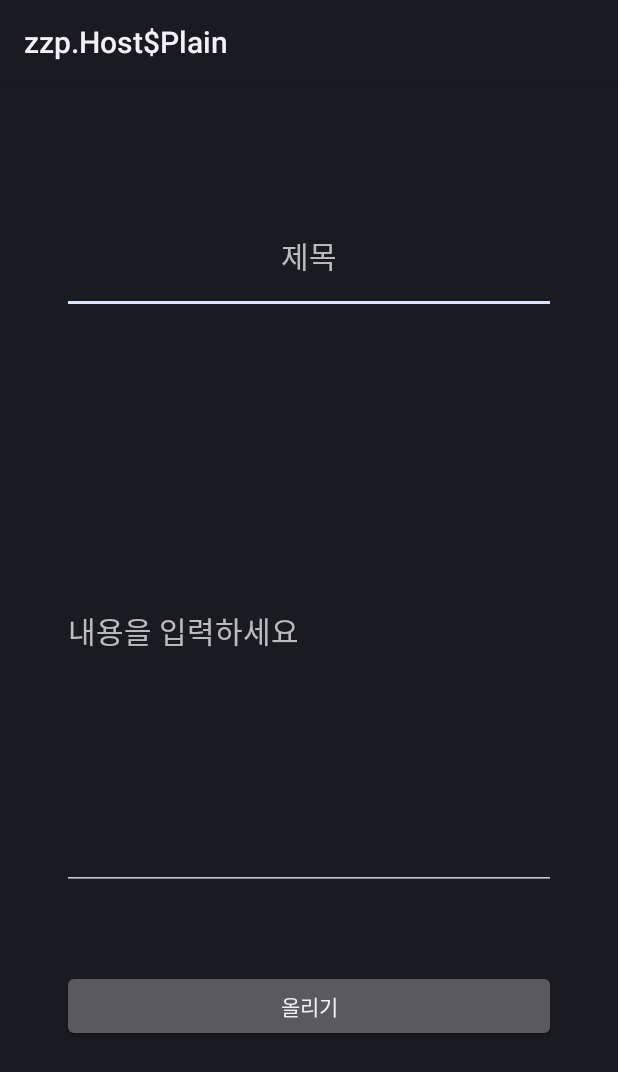
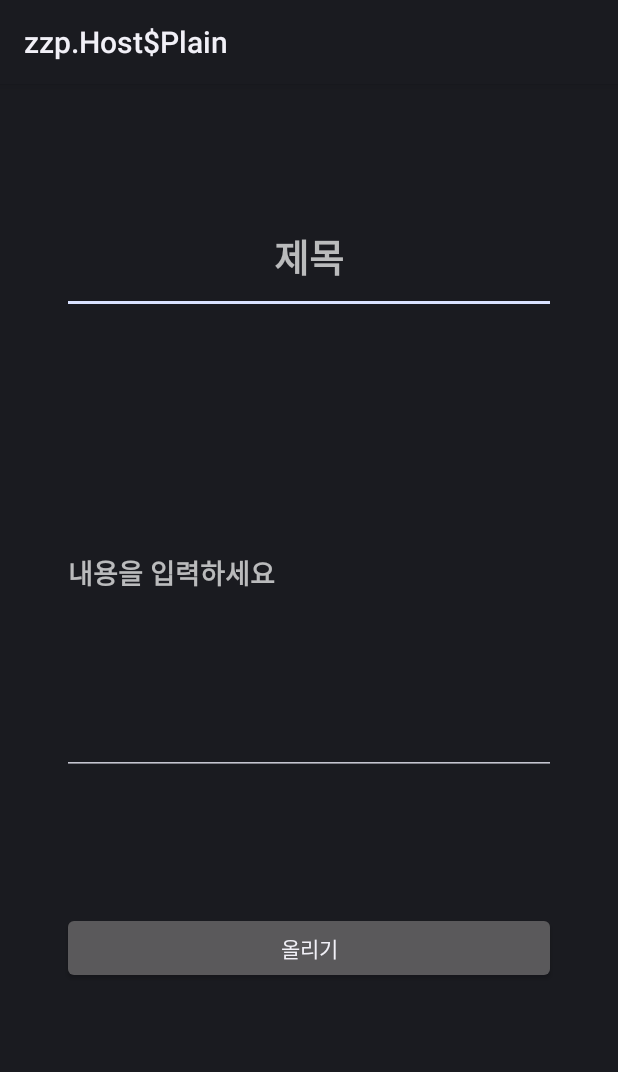
Before and after one commit to khs3994/bulletin_board, an Android app: the fragment WriteFragment shown on its own in the app's theme, on a phone screen of 412 x 824 dp. Shown: the top 1072 px of the screen. Run offline under Robolectric (Android 15) with nearby library versions, the phone set to English and light mode, and no system bars; our stand-ins replace data binding.

Commit message:
✨ :: 뷰 구현

```diff
--- a/presentation/src/main/res/layout/activity_board.xml
+++ b/presentation/src/main/res/layout/activity_board.xml
@@ -16,7 +16,7 @@
             android:id="@+id/fragmentContainer"
             android:name="androidx.navigation.fragment.NavHostFragment"
             android:layout_width="match_parent"
-            android:layout_height="0dp"
+            android:layout_height="match_parent"
             app:defaultNavHost="true"
             app:layout_constraintBottom_toTopOf="@id/bottom_nav"
             app:layout_constraintEnd_toEndOf="parent"
--- a/presentation/src/main/res/layout/fragment_wirte.xml
+++ b/presentation/src/main/res/layout/fragment_wirte.xml
@@ -17,7 +17,7 @@
             android:layout_width="match_parent"
             android:layout_height="0.5dp"
             android:orientation="horizontal"
-            app:layout_constraintGuide_percent="0.1"/>
+            app:layout_constraintGuide_percent="0.1" />
 
         <androidx.constraintlayout.widget.Guideline
             android:id="@+id/guideline2"
@@ -48,37 +48,42 @@
             app:layout_constraintGuide_percent="0.25" />
 
         <androidx.constraintlayout.widget.Guideline
-            android:id="@+id/guideline6"
-            android:layout_width="match_parent"
-            android:layout_height="0.5dp"
-            android:orientation="horizontal"
-            app:layout_constraintGuide_percent="0.7" />
-
-        <androidx.constraintlayout.widget.Guideline
             android:id="@+id/guideline7"
             android:layout_width="match_parent"
             android:layout_height="0.5dp"
             android:orientation="horizontal"
-            app:layout_constraintGuide_percent="0.8" />
+            app:layout_constraintGuide_percent="0.75" />
+
+        <androidx.constraintlayout.widget.Guideline
+            android:id="@+id/guideline8"
+            android:layout_width="match_parent"
+            android:layout_height="0.5dp"
+            android:orientation="horizontal"
+            app:layout_constraintGuide_percent="0.6" />
 
         <EditText
             android:id="@+id/editText"
             android:layout_width="0dp"
             android:layout_height="0dp"
             android:gravity="center"
-            android:hint="제목"
-            android:textSize="20sp"
+            android:hint="@string/title"
+            android:textColor="#000000"
+            android:textSize="25sp"
+            android:textStyle="bold"
             app:layout_constraintBottom_toTopOf="@+id/guideline4"
             app:layout_constraintEnd_toStartOf="@+id/guideline3"
             app:layout_constraintStart_toStartOf="@+id/guideline2"
             app:layout_constraintTop_toTopOf="@+id/guideline1" />
 
         <EditText
-            android:textSize="20sp"
-            android:hint="내용을 입력하세요"
+            android:lines="6"
             android:layout_width="0dp"
             android:layout_height="0dp"
-            app:layout_constraintBottom_toTopOf="@+id/guideline6"
+            android:hint="@string/msg"
+            android:textColor="#000000"
+            android:textSize="18sp"
+            android:textStyle="bold"
+            app:layout_constraintBottom_toTopOf="@+id/guideline8"
             app:layout_constraintEnd_toStartOf="@+id/guideline3"
             app:layout_constraintStart_toStartOf="@+id/guideline2"
             app:layout_constraintTop_toTopOf="@+id/guideline5" />
--- a/presentation/src/main/res/values/strings.xml
+++ b/presentation/src/main/res/values/strings.xml
@@ -23,4 +23,6 @@
     <string name="board">게시판</string>
     <string name="home">홈</string>
     <string name="write">글쓰기</string>
+    <string name="title">제목</string>
+    <string name="msg">내용을 입력하세요</string>
 </resources>
```
Also changed, not shown: presentation/src/main/res/layout/fragment_write.xml (deleted, +0 -14 lines).
